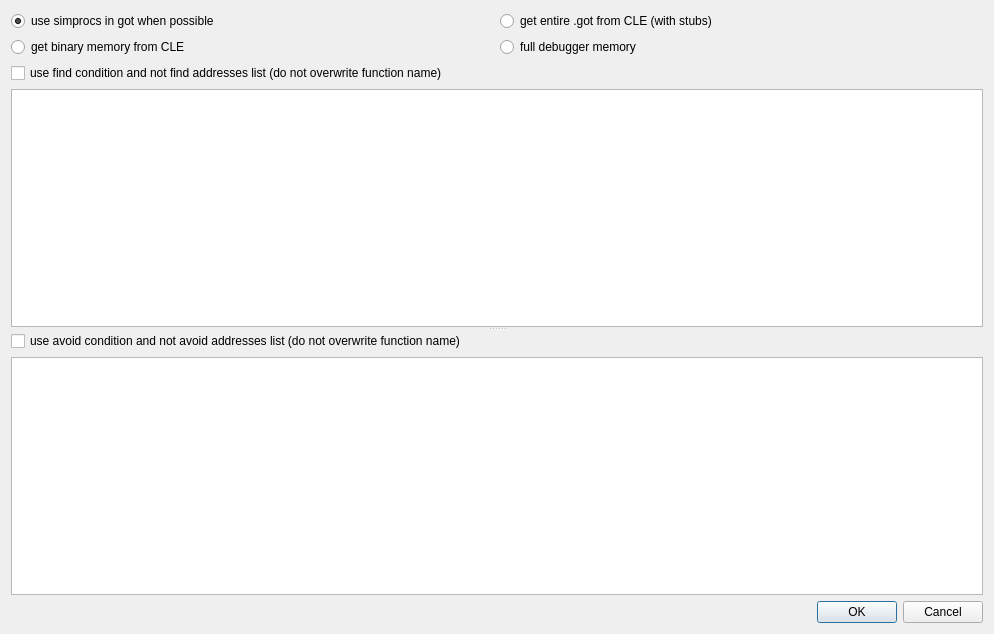
This is idangr/ui/execute.ui in andreafioraldi/IDAngr as Qt 5 draws it before an edit. The edited form follows.
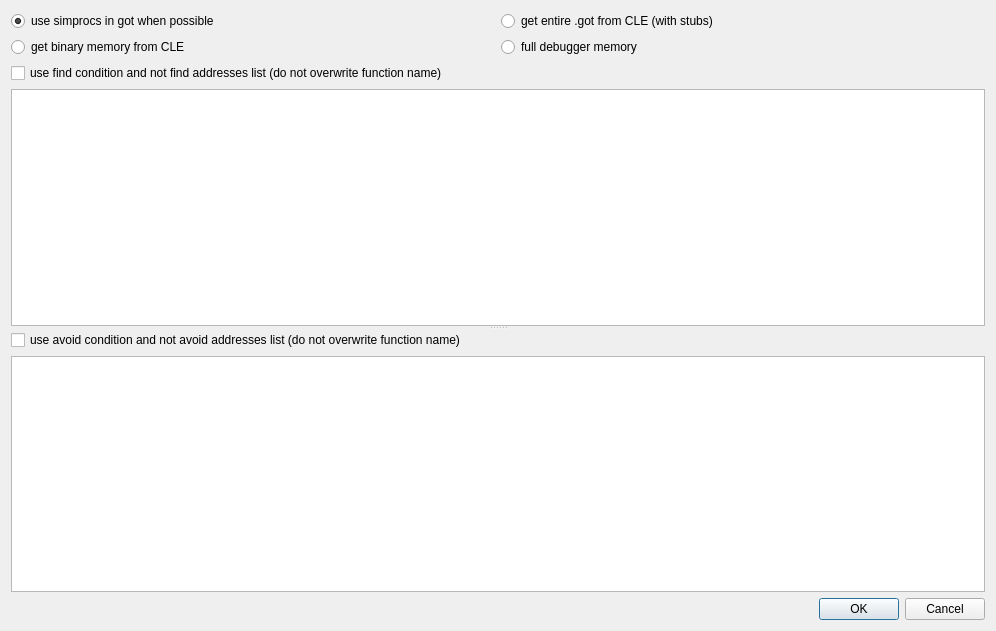
This is the edited form.

The edit to the form file:
```diff
--- a/idangr/ui/execute.ui
+++ b/idangr/ui/execute.ui
@@ -6,8 +6,8 @@
    <rect>
     <x>0</x>
     <y>0</y>
-    <width>994</width>
-    <height>634</height>
+    <width>996</width>
+    <height>631</height>
    </rect>
   </property>
   <property name="windowTitle">
```
